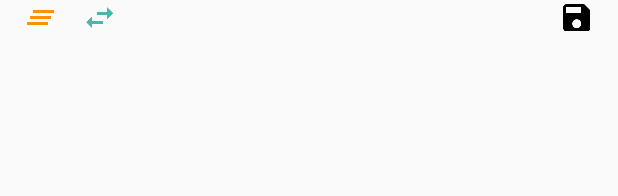
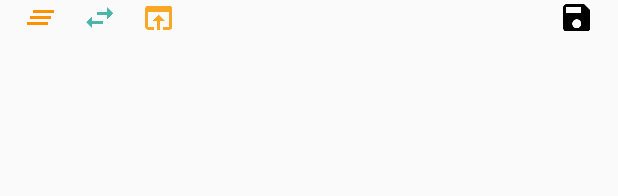
Before and after one commit to beyondlov1/Note5, an Android app: the layout fragment_todo_edit_tools.xml on its own in the app's theme, with its tools: preview values and no code run, on a phone screen of 412 x 824 dp. Shown: the top 196 px of the screen. Run offline under Robolectric (Android 15) with nearby library versions, the phone set to English and light mode, and no system bars.

```diff
--- a/app/src/main/java/com/beyond/note5/utils/InputMethodUtil.java
+++ b/app/src/main/java/com/beyond/note5/utils/InputMethodUtil.java
@@ -26,7 +26,7 @@ public class InputMethodUtil {
                     inputMethodManager.showSoftInput(view, 0);
                 }
             }
-        }, 300);
+        }, 200);
     }
 
     public static void hideKeyboard(final View view){
--- a/app/src/main/res/layout/fragment_todo_edit_tools.xml
+++ b/app/src/main/res/layout/fragment_todo_edit_tools.xml
@@ -16,13 +16,22 @@
             android:layout_marginStart="15dp"/>
 
         <ImageButton
-                android:id="@+id/fragment_edit_to_note"
+                android:id="@+id/fragment_edit_todo_to_note"
                 android:layout_width="wrap_content"
                 android:layout_height="wrap_content"
                 android:src="@drawable/ic_swap_horiz_teal_300_24dp"
                 android:background="@null"
                 android:layout_marginStart="15dp"
                 android:layout_toEndOf="@+id/fragment_edit_todo_clear"/>
+
+        <ImageButton
+                android:id="@+id/fragment_edit_todo_browser_search"
+                android:layout_width="wrap_content"
+                android:layout_height="wrap_content"
+                android:src="@drawable/ic_open_in_browser_yellow_800_24dp"
+                android:background="@null"
+                android:layout_marginStart="15dp"
+                android:layout_toEndOf="@+id/fragment_edit_todo_to_note" />
 
         <ImageButton
             android:id="@+id/fragment_edit_todo_save"
```
Also changed, not shown: app/src/main/java/com/beyond/note5/utils/ViewUtil.java (+10 -0 lines), app/src/main/java/com/beyond/note5/view/fragment/TodoEditSuperFragment.java (+18 -1 lines), app/src/main/java/com/beyond/note5/view/fragment/TodoModifySuperFragment.java (+21 -15 lines).
